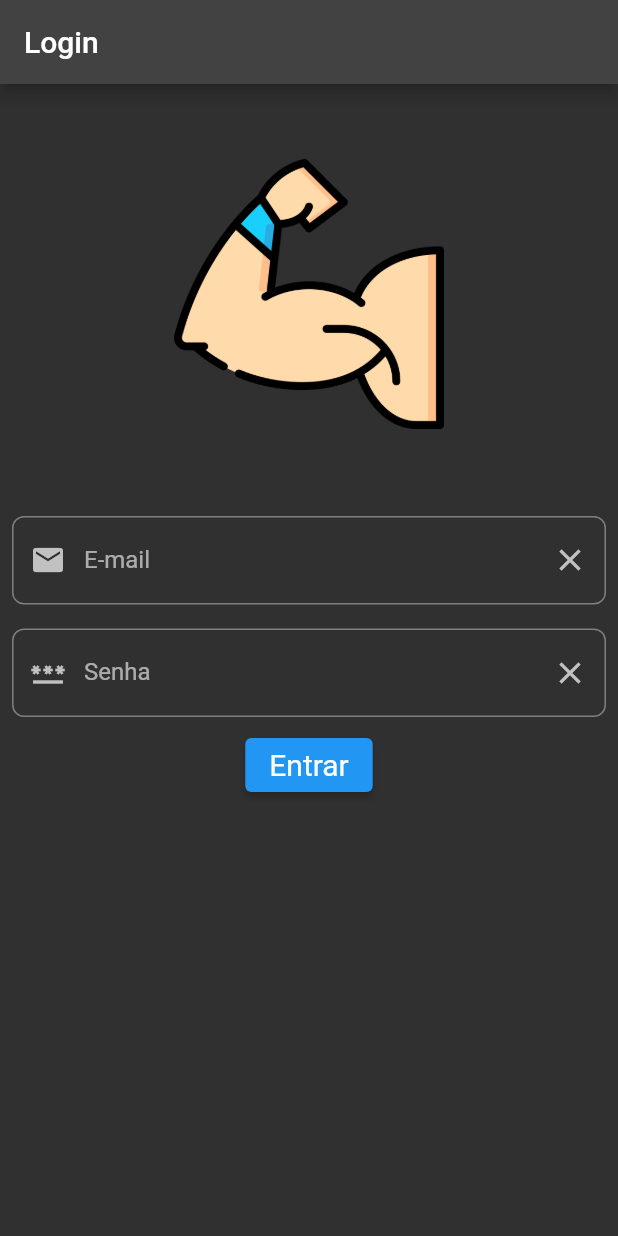
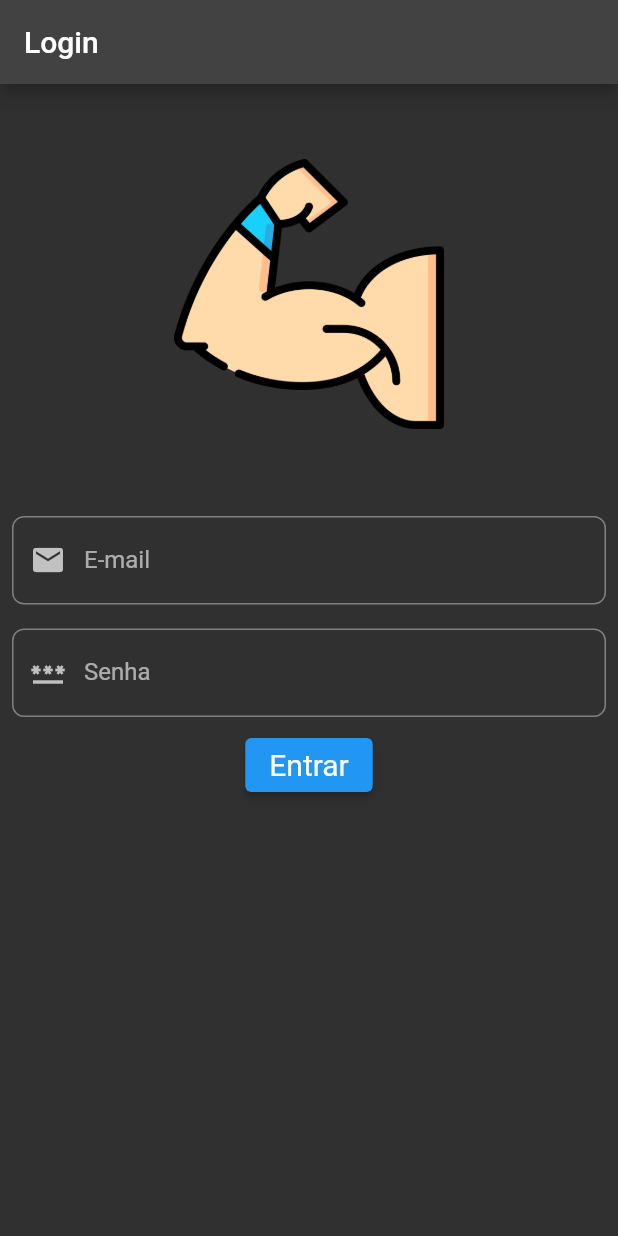
Before and after one commit to ericomonteiro/my-training-app, a Flutter app: the screen it shows after launch, on a phone screen of 412 x 824 dp. Run offline on Flutter 3.47's test engine with Material 2 defaults, Android fonts, the phone set to English and light mode, and no system bars.

Commit message:
create login form

```diff
--- a/lib/components/DefaultButton.dart
+++ b/lib/components/buttons/DefaultButton.dart
@@ -2,8 +2,13 @@ import 'package:flutter/material.dart';
 
 class DefaultButton extends StatelessWidget {
   final String label;
+  final VoidCallback? onPressed;
 
-  const DefaultButton({Key? key, required this.label}) : super(key: key);
+  const DefaultButton({
+    Key? key,
+    required this.label,
+    required this.onPressed,
+  }) : super(key: key);
 
   @override
   Widget build(BuildContext context) {
@@ -16,7 +21,7 @@ class DefaultButton extends StatelessWidget {
         children: <Widget>[
           ElevatedButton(
             style: style,
-            onPressed: () {},
+            onPressed: onPressed,
             child: Text(label),
           ),
         ],
--- a/lib/components/text_fields/DefaultTextField.dart
+++ b/lib/components/text_fields/DefaultTextField.dart
@@ -9,6 +9,7 @@ class DefaultTextField extends StatelessWidget {
   final TextInputType keyboardType;
   final bool obscureText;
   final bool clearable;
+  final ValueChanged<String>? onChanged;
 
   const DefaultTextField({
     Key? key,
@@ -18,7 +19,8 @@ class DefaultTextField extends StatelessWidget {
     this.icon,
     this.keyboardType = TextInputType.text,
     this.obscureText = false,
-    this.clearable = false
+    this.clearable = false,
+    this.onChanged,
   }) : super(key: key);
 
   @override
@@ -27,16 +29,18 @@ class DefaultTextField extends StatelessWidget {
       padding: TextFieldsConsts.padding,
       child: TextField(
         controller: controller,
+        onChanged: onChanged,
         style: TextFieldsConsts.textStyle,
         decoration: InputDecoration(
           prefixIcon: icon != null ? Icon(icon) : null,
-          suffixIcon: !clearable
+          suffixIcon: !clearable || controller.text.isEmpty
               ? const Text('')
               : GestureDetector(
-              onTap: () {
-                controller.clear();
-              },
-              child: const Icon(Icons.close)),
+                onTap: () {
+                  controller.clear();
+                  onChanged?.call('');
+                },
+                child: const Icon(Icons.close)),
           labelText: label,
           hintText: hint,
           border: OutlineInputBorder(
@@ -44,7 +48,6 @@ class DefaultTextField extends StatelessWidget {
               borderSide:
               const BorderSide(color: Colors.red, width: 1)),
         ),
-
         keyboardType: keyboardType,
         obscureText: obscureText,
       ),
--- /dev/null
+++ b/lib/consts/assets_const.dart
@@ -0,0 +1,3 @@
+class AssetsConst {
+  static const logo = 'assets/images/strong.png';
+}
--- a/lib/consts/text_const.dart
+++ b/lib/consts/text_const.dart
@@ -1,6 +1,8 @@
 class TextConst {
+  static const loginPageTitle = 'Login';
   static const mailHint = 'seu.email@mail.com';
   static const mailLabel = 'E-mail';
   static const passwordLabel = 'Senha';
-  static const loginLabel = 'Entrar';
+  static const passwordHint = 'p@ssw0rd';
+  static const loginButtonLabel = 'Entrar';
 }
--- /dev/null
+++ b/lib/controller/security/loginPageController.dart
@@ -0,0 +1,20 @@
+import 'package:flutter/material.dart';
+
+class LoginPageController  {
+  final TextEditingController _txtMailController;
+  final TextEditingController _txtPasswordController;
+
+  String _email = '';
+  String _password = '';
+
+  LoginPageController(this._txtMailController, this._txtPasswordController);
+
+  void doLogin() {
+    _updateData();
+  }
+
+  void _updateData() {
+    _email = _txtMailController.text;
+    _password = _txtPasswordController.text;
+  }
+}
--- a/lib/main.dart
+++ b/lib/main.dart
@@ -1,6 +1,6 @@
 import 'package:flutter/material.dart';
-import 'package:my_training_app/components/DefaultButton.dart';
-import 'package:my_training_app/screens/security/loginForm.dart';
+import 'package:my_training_app/components/buttons/DefaultButton.dart';
+import 'package:my_training_app/screens/security/loginPage.dart';
 
 void main() {
   runApp(const MyApp());
@@ -16,7 +16,7 @@ class MyApp extends StatelessWidget {
       title: 'My Training',
       theme: ThemeData.dark(),
       //home: const MyHomePage(title: 'My Training'),
-      home: LoginForm(),
+      home: const LoginPage(),
     );
   }
 }
@@ -94,7 +94,6 @@ class _MyHomePageState extends State<MyHomePage> {
               '$_counter',
               style: Theme.of(context).textTheme.headline4,
             ),
-            const DefaultButton(label: 'Login',)
           ],
         ),
       ),
--- a/lib/screens/security/loginForm.dart
+++ b/lib/screens/security/loginPage.dart
@@ -1,21 +1,30 @@
-import 'package:flutter/cupertino.dart';
 import 'package:flutter/material.dart';
-import 'package:my_training_app/components/DefaultButton.dart';
+import 'package:my_training_app/components/buttons/DefaultButton.dart';
 import 'package:my_training_app/components/text_fields/DefaultTextField.dart';
+import 'package:my_training_app/consts/assets_const.dart';
 import 'package:my_training_app/consts/text_const.dart';
+import 'package:my_training_app/controller/security/loginPageController.dart';
 
-class LoginForm extends StatelessWidget {
-  LoginForm({Key? key}) : super(key: key);
+class LoginPage extends StatefulWidget {
+  const LoginPage({Key? key}) : super(key: key);
 
-  static const _titleAppBar = 'Login';
+  @override
+  _LoginPageState createState() => _LoginPageState();
+}
+
+class _LoginPageState extends State<LoginPage> {
   final TextEditingController _txtMailController = TextEditingController();
   final TextEditingController _txtPasswordController = TextEditingController();
 
+
+
   @override
   Widget build(BuildContext context) {
+    final LoginPageController loginPageController = LoginPageController(_txtMailController, _txtPasswordController);
+
     return Scaffold(
         appBar: AppBar(
-          title: const Text(_titleAppBar),
+          title: const Text(TextConst.loginPageTitle),
         ),
         body: SingleChildScrollView(
           child: Column(
@@ -23,13 +32,16 @@ class LoginForm extends StatelessWidget {
               Container(
                 padding: const EdgeInsets.symmetric(vertical: 50),
                 child: Image.asset(
-                  'assets/images/strong.png',
+                  AssetsConst.logo,
                   height: 180,
                   width: 180,
                 ),
               ),
               DefaultTextField(
                 controller: _txtMailController,
+                onChanged: (value) {
+                  setState(() {});
+                },
                 icon: Icons.email,
                 hint: TextConst.mailHint,
                 label: TextConst.mailLabel,
@@ -38,16 +50,21 @@ class LoginForm extends StatelessWidget {
               ),
               DefaultTextField(
                 controller: _txtPasswordController,
+                onChanged: (value) {
+                  setState(() {});
+                },
                 icon: Icons.password,
-                hint: '',
+                hint: TextConst.passwordHint,
                 label: TextConst.passwordLabel,
                 obscureText: true,
                 clearable: true,
               ),
-              const DefaultButton(label: TextConst.loginLabel),
+              DefaultButton(
+                label: TextConst.loginButtonLabel,
+                onPressed: loginPageController.doLogin,
+              ),
             ],
           ),
         ));
   }
-
 }
```
